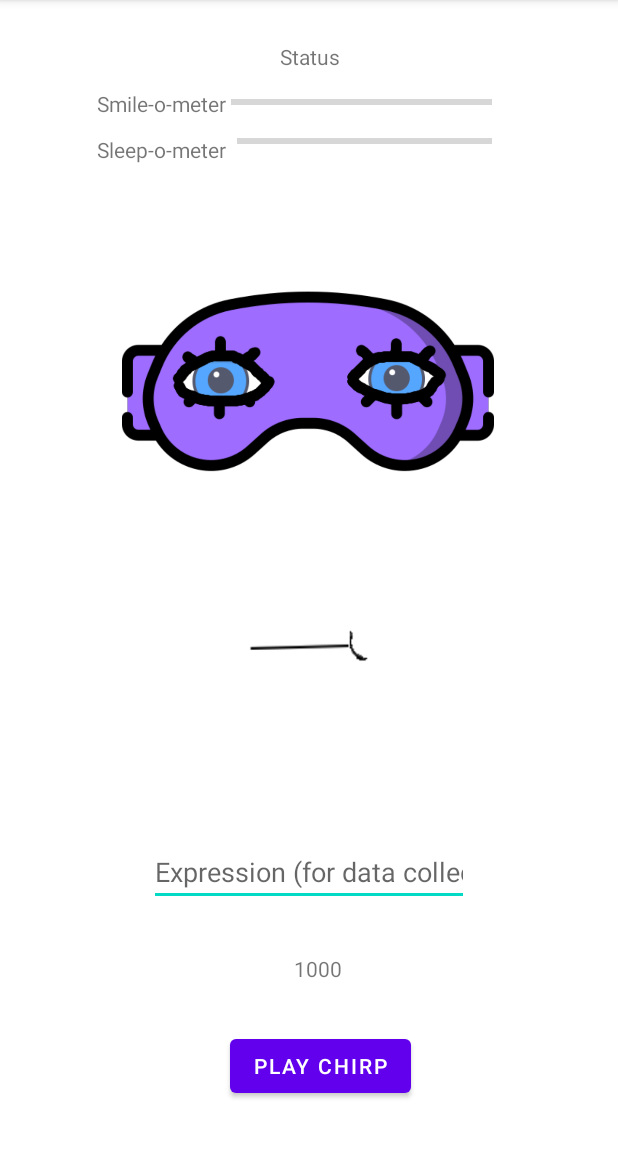
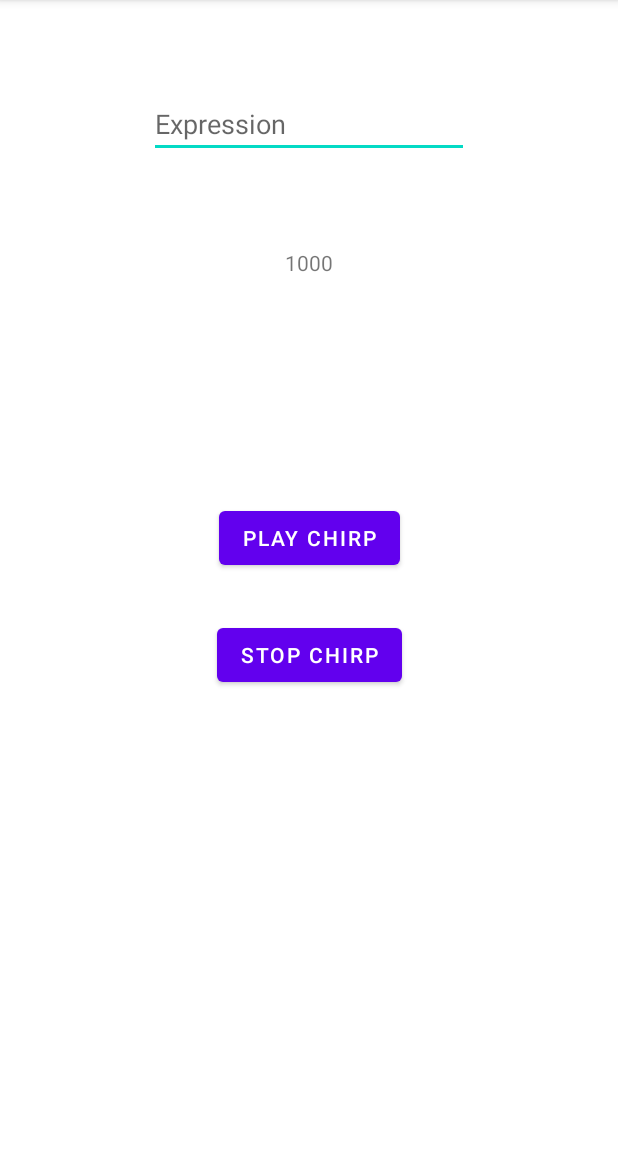
Before and after one commit to avijit-2001/Smile-Detection, an Android app: the screen it shows after launch (MainActivity), after a tap on "PLAY CHIRP", on a phone screen of 412 x 824 dp, the part 84-1236 px from its top. Run offline under Robolectric (Android 15) with nearby library versions, the phone set to English and light mode, and no system bars; libraries missing offline, so code that uses them is left out: com.github.psambit9791.jdsp, org.apache.commons; 13 statements that could not run were skipped.

Commit message:
Cross-correlation calculation

```diff
--- a/app/src/main/java/com/example/smiledetection/MainActivity.java
+++ b/app/src/main/java/com/example/smiledetection/MainActivity.java
@@ -16,6 +16,7 @@ import android.media.MediaPlayer;
 import android.media.MediaRecorder;
 import android.os.Build;
 import android.os.Bundle;
+import android.os.Handler;
 import android.util.Log;
 import android.widget.Button;
 import android.widget.EditText;
@@ -27,14 +28,13 @@ import android.widget.TextView;
 public class MainActivity extends AppCompatActivity {
 
     // CONSTANTS
-    double DURATION = 0.047;
+    double CHIRP_DURATION = 0.040;
+    double SILENCE_DURATION = 0.040;
     int SAMPLE_RATE = 44100;
-    int NUMBER_OF_SAMPLE = (int) (DURATION * SAMPLE_RATE);
+    int NUMBER_OF_SAMPLE = (int) ((2*SILENCE_DURATION + 2*CHIRP_DURATION) * SAMPLE_RATE);
     double[] sample = new double[NUMBER_OF_SAMPLE];
-    double F1 = 16000;
-    double F2 = 20000;
     byte[] GENERATED_SOUND = new byte[2 * NUMBER_OF_SAMPLE];
-    private int BUFFER_SIZE = 50000;
+    private int BUFFER_SIZE = 20000;
 
     //Phaser representation
     int NUMBER_OF_POINTS = 50;
@@ -47,6 +47,8 @@ public class MainActivity extends AppCompatActivity {
     // PLAYER
     AudioTrack audioTrack;
     AudioManager audioManager;
+    Thread recordingThread = null;
+    Thread consumingThread = null;
 
     //Display
     TextView textView;
@@ -67,11 +69,6 @@ public class MainActivity extends AppCompatActivity {
     private static final int WRITE_EXTERNAL_STORAGE_PERMISSION = 200;
 
 
-
-    //Counters
-    int SmileCounter=0, SleepCounter=0;
-    // Data Storage
-
     // PERMISSIONS
     private final String [] permissions = {Manifest.permission.RECORD_AUDIO,
             Manifest.permission.MANAGE_EXTERNAL_STORAGE,
@@ -81,10 +78,32 @@ public class MainActivity extends AppCompatActivity {
 
     void genTone(){
 
-        for (int i = 0; i < NUMBER_OF_SAMPLE; i++) {
-            double c = (F2 - F1) / DURATION;
-            sample[i] = Math.sin(2 * Math.PI * (c/2 * i/ SAMPLE_RATE + F1) * i/ SAMPLE_RATE);
+        double F11 = 16000, F12 = 17000, F21 = 17200, F22 = 18200;
+        double Ftone = 19000;
+        int j = 0;
+
+        for(int i=0; i < CHIRP_DURATION*SAMPLE_RATE; i++)
+        {
+            double c = 1000 / CHIRP_DURATION;
+            sample[j++] = Math.sin(2 * Math.PI * (c / 2 * i / SAMPLE_RATE + F11) * i / SAMPLE_RATE);
         }
+
+        for(int i=0; i < SILENCE_DURATION*SAMPLE_RATE; i++)
+        {
+            sample[j++] = 0;
+        }
+
+        for(int i=0; i < CHIRP_DURATION*SAMPLE_RATE; i++)
+        {
+            double c = 1000 / CHIRP_DURATION;
+            sample[j++] = Math.sin(2 * Math.PI * (c / 2 * i / SAMPLE_RATE + F21) * i / SAMPLE_RATE);
+        }
+
+        for(int i=0; i < SILENCE_DURATION*SAMPLE_RATE; i++)
+        {
+            sample[j++] = 0;
+        }
+
         int idx = 0;
         for (final double dVal : sample) {
             // scale to maximum amplitude
@@ -124,12 +143,20 @@ public class MainActivity extends AppCompatActivity {
 
         recorder.startRecording();
         isRecording = true;
-        Thread recordingThread = new Thread(new Runnable() {
+        recordingThread = new Thread(new Runnable() {
             public void run() {
                 writeAudioDataToBuffer();
             }
         }, "AudioRecorder Thread");
         recordingThread.start();
+
+        /*consumingThread = new Thread(new Runnable() {
+            @Override
+            public void run() {
+                consumeDataFromBuffer();
+            }
+        }, "BufferConsumerThread");
+        consumingThread.start();*/
     }
 
     private void writeAudioDataToBuffer() {
@@ -139,13 +166,19 @@ public class MainActivity extends AppCompatActivity {
             recorder.read(sData, 0, bufferElements2Rec);
             //Log.e("Record data", String.format("fData[100]:%f",sData[100]/(double)32768));
             //int e = circularBuffer.insertBuffer(sData);
+            consumeDataFromBuffer(sData);
+        }
+    }
 
-            //short[] dData = circularBuffer.consumeBuffer();
+    private void consumeDataFromBuffer(short[] sData){
+
+
+            //short[] sData = circularBuffer.consumeBuffer();
             double[] fData = new double[sData.length];
 
-            Filter filter = new Filter(15900,44100, Filter.PassType.Highpass,1);
-            for(int i=0; i< sData.length; i++){
-                float data = sData[i] / (float)32768 ;
+            Filter filter = new Filter(15900, 44100, Filter.PassType.Highpass, 1);
+            for (int i = 0; i < sData.length; i++) {
+                float data = sData[i] / (float) 32768;
                 filter.Update(data);
                 fData[i] = filter.getValue();
                 //fData[i] = sData[i] / (double)32768;
@@ -153,22 +186,23 @@ public class MainActivity extends AppCompatActivity {
             }
 
             signalProcessor.FourierTransform(sample, fData);
-            if(!FreqBinInitialized && iterator==POINTS_FOR_INITIAL){
+            if (!FreqBinInitialized && iterator == POINTS_FOR_INITIAL) {
                 signalProcessor.initializeFreq_Bin();
                 freqBin.post(new Runnable() {
                     public void run() {
                         freqBin.setText(Integer.toString(signalProcessor.FREQ_BIN));
                     }
-                });;
+                });
+                ;
                 FreqBinInitialized = true;
             }
 
-            if(!ThresholdInitialized && iterator==2*POINTS_FOR_INITIAL){
+            if (!ThresholdInitialized && iterator == 2 * POINTS_FOR_INITIAL) {
                 signalProcessor.initializeThresholds();
                 ThresholdInitialized = true;
             }
 
-            if(FreqBinInitialized && ThresholdInitialized){
+            /*if(FreqBinInitialized && ThresholdInitialized){
                 int status = signalProcessor.checkStatus();
                 if(status == 0){
                     textView.post(new Runnable() {
@@ -177,7 +211,7 @@ public class MainActivity extends AppCompatActivity {
                             sleepTracker.setImageResource(R.drawable.sleep);
                             smileTracker.setImageResource(R.drawable.normal);
                             if(md==null)
-                            md=MediaPlayer.create(getApplicationContext(), R.raw.sleepy);
+                                md=MediaPlayer.create(getApplicationContext(), R.raw.sleepy);
                             //md.start();
                             SleepCounter++;
                             smilometer.setProgress(SleepCounter);
@@ -205,8 +239,20 @@ public class MainActivity extends AppCompatActivity {
                         }
                     });
                 }
-            }
-            iterator = (iterator+1)%NUMBER_OF_POINTS;
+            }*/
+            iterator = (iterator + 1) % NUMBER_OF_POINTS;
+
+    }
+
+    private void stopRecording() {
+        // stops the recording activity
+        if (null != recorder) {
+            isRecording = false;
+            recorder.stop();
+            recorder.release();
+            recorder = null;
+            recordingThread = null;
+            consumingThread = null;
         }
     }
 
@@ -233,15 +279,8 @@ public class MainActivity extends AppCompatActivity {
         audioManager.setMode(AudioManager.MODE_IN_COMMUNICATION);
         audioManager.setSpeakerphoneOn(false);
 
-        textView = findViewById(R.id.textView);
         expression = findViewById(R.id.expression);
         freqBin = findViewById(R.id.freqBin);
-        sleepTracker=(ImageView)findViewById(R.id.sleep);
-        sleepTracker.setImageResource(R.drawable.awake);
-        smileTracker=(ImageView)findViewById(R.id.smile);
-        smileTracker.setImageResource(R.drawable.normal);
-        smilometer=(ProgressBar)findViewById(R.id.progressBarsmile);
-        sleepometer=(ProgressBar)findViewById(R.id.progressBarsleep);
 
         Button playChirp;
         playChirp = findViewById(R.id.playChirp);
@@ -255,16 +294,31 @@ public class MainActivity extends AppCompatActivity {
                 }
             });
             playThread.start();
+        });
 
-            startRecording();
+        Handler handler = new Handler();
+        handler.postDelayed(new Runnable() {
+            public void run() {
+                startRecording();
+            }
+        }, 20);
+
+        Button stopChirp = findViewById(R.id.stopChirp);
+        stopChirp.setOnClickListener(view -> {
+            audioTrack.stop();
+
+            Handler handler2 = new Handler();
+            handler2.postDelayed(new Runnable() {
+                public void run() {
+                    stopRecording();
+                }
+            }, 80);
         });
     }
 
     @Override
     protected void onDestroy() {
         super.onDestroy();
-        /*if (lineVisualizer != null)
-            lineVisualizer.release();*/
         if (audioTrack != null)
             audioTrack.release();
 
--- a/app/src/main/java/com/example/smiledetection/SignalProcessor.java
+++ b/app/src/main/java/com/example/smiledetection/SignalProcessor.java
@@ -7,6 +7,7 @@ import android.widget.TextView;
 
 import androidx.appcompat.app.AppCompatActivity;
 
+import com.github.psambit9791.jdsp.signal.CrossCorrelation;
 import com.github.psambit9791.jdsp.transform.DiscreteFourier;
 import com.github.psambit9791.jdsp.transform.Hilbert;
 
@@ -66,13 +67,26 @@ public class SignalProcessor extends AppCompatActivity {
         ThresInitialized = true;
         var = variance();
         thresBlink = 3*var;
-        thresSmile = 3*var;
-        thresTimeLow = 3;
+        thresSmile = 10*var;
+        thresTimeLow = 2;
         Log.d("initialization",String.format("variance: %f", var));
     }
 
-    void FourierTransform(double[] sample, double[] record)
+    void FourierTransform(double[] chirp, double[] record)
     {
+        CrossCorrelation cc = new CrossCorrelation(chirp, record);
+        double[] out = cc.crossCorrelate("valid");
+
+        int maxAt = 0;
+        for(int i=0; i<out.length; i++){
+            maxAt = out[i] > out[maxAt] ? i : maxAt;
+        }
+
+        double[] sample = new double[chirp.length - maxAt];
+        for(int i=maxAt; i<chirp.length; i++){
+            sample[i-maxAt] = chirp[i];
+        }
+
         Hilbert h = new Hilbert(sample);
         h.hilbertTransform();
         double[][] analyticSample = h.getOutput();
@@ -111,11 +125,11 @@ public class SignalProcessor extends AppCompatActivity {
         distCur = distances[iterator];
         iterator = (iterator+1)%NUMBER_OF_SAMPLE_POINTS;
 
-        if(BinInitialized && ThresInitialized && iterator == NUMBER_OF_INITIAL){
-            double[] v = prattNewton(initialPoints);
-            center[0] = v[0];
-            center[1] = v[1];
-        }
+//        if(BinInitialized && ThresInitialized && iterator == NUMBER_OF_INITIAL){
+//            double[] v = prattNewton(initialPoints);
+//            center[0] = v[0];
+//            center[1] = v[1];
+//        }
         //Log.e("SignalDimension", String.format("%d x %d",analyticSample.length, analyticSample[0].length));
         Log.d("SignalDistance", String.format("amplitude: %f, phase: %f, distance: %f", amplitude, angle, distCur));
 
@@ -187,14 +201,14 @@ public class SignalProcessor extends AppCompatActivity {
         if(distPre - distCur > thresBlink && countLow==0){
             countLow++;
         }
-        else if((countLow != 0) && (Math.abs(distCur - distPre) < 3*var)){
+        else if((countLow != 0) && (Math.abs(distCur - distPre) < 5*var)){
             countLow++;
         }
 
         if(countLow >= thresTimeLow)
         {
             status = 0;
-            //Log.e("Status", "Sleeping");
+            Log.e("Status", "Sleeping");
             countLow = 0;
             displayTime = 0;
             return status;
@@ -204,7 +218,7 @@ public class SignalProcessor extends AppCompatActivity {
         {
             status = 1;
             displayTime = 0;
-            //Log.e("Status","Smiling");
+            Log.e("Status","Smiling");
             return status;
         }
 
--- a/app/src/main/res/layout/activity_main.xml
+++ b/app/src/main/res/layout/activity_main.xml
@@ -6,50 +6,15 @@
     android:layout_height="match_parent"
     tools:context=".MainActivity">
 
-    <Button
-        android:id="@+id/playChirp"
+    <EditText
+        android:id="@+id/expression"
         android:layout_width="wrap_content"
         android:layout_height="wrap_content"
-        android:text="Play Chirp"
-        app:layout_constraintBottom_toBottomOf="parent"
+        android:layout_marginTop="60dp"
+        android:ems="10"
+        android:inputType="textPersonName"
+        android:hint="Expression"
         app:layout_constraintEnd_toEndOf="parent"
-        app:layout_constraintHorizontal_bias="0.526"
-        app:layout_constraintStart_toStartOf="parent"
-        app:layout_constraintTop_toBottomOf="@+id/textView"
-        app:layout_constraintVertical_bias="0.95" />
-
-    <TextView
-        android:id="@+id/textView"
-        android:layout_width="wrap_content"
-        android:layout_height="wrap_content"
-        android:layout_marginTop="28dp"
-        android:text="Status"
-        app:layout_constraintEnd_toEndOf="parent"
-        app:layout_constraintHorizontal_bias="0.501"
-        app:layout_constraintStart_toStartOf="parent"
-        app:layout_constraintTop_toTopOf="parent" />
-
-    <TextView
-        android:id="@+id/sleepometer"
-        android:layout_width="wrap_content"
-        android:layout_height="wrap_content"
-        android:layout_marginTop="80dp"
-        android:text="Sleep-o-meter"
-        app:layout_constraintBottom_toTopOf="@+id/sleep"
-        app:layout_constraintEnd_toEndOf="parent"
-        app:layout_constraintHorizontal_bias="0.198"
-        app:layout_constraintStart_toStartOf="parent"
-        app:layout_constraintTop_toTopOf="parent" />
-
-    <TextView
-        android:id="@+id/smilometer"
-        android:layout_width="wrap_content"
-        android:layout_height="wrap_content"
-        android:layout_marginTop="48dp"
-        android:text="Smile-o-meter"
-        app:layout_constraintBottom_toTopOf="@+id/sleepometer"
-        app:layout_constraintEnd_toEndOf="parent"
-        app:layout_constraintHorizontal_bias="0.198"
         app:layout_constraintStart_toStartOf="parent"
         app:layout_constraintTop_toTopOf="parent" />
 
@@ -57,76 +22,29 @@
         android:id="@+id/freqBin"
         android:layout_width="wrap_content"
         android:layout_height="wrap_content"
+        android:layout_marginTop="60dp"
         android:text="Freq Bin"
-        app:layout_constraintBottom_toTopOf="@+id/playChirp"
-        app:layout_constraintEnd_toEndOf="parent"
-        app:layout_constraintHorizontal_bias="0.516"
-        app:layout_constraintStart_toStartOf="parent"
-        app:layout_constraintTop_toBottomOf="@+id/textView"
-        app:layout_constraintVertical_bias="0.949" />
-
-    <ImageView
-        android:id="@+id/sleep"
-        android:layout_width="248dp"
-        android:layout_height="269dp"
-        android:layout_marginEnd="8dp"
-        android:src="@drawable/awake"
-        app:layout_constraintBottom_toTopOf="@+id/freqBin"
-        app:layout_constraintEnd_toEndOf="parent"
-
-        app:layout_constraintHorizontal_bias="0.522"
-        app:layout_constraintStart_toStartOf="parent"
-        app:layout_constraintTop_toBottomOf="@+id/textView"
-        app:layout_constraintVertical_bias="0.226"
-        tools:srcCompat="@drawable/awake" />
-
-    <ImageView
-        android:id="@+id/smile"
-        android:layout_width="191dp"
-        android:layout_height="191dp"
-        app:layout_constraintBottom_toTopOf="@+id/freqBin"
         app:layout_constraintEnd_toEndOf="parent"
         app:layout_constraintStart_toStartOf="parent"
-        app:layout_constraintTop_toBottomOf="@+id/textView"
-        app:layout_constraintVertical_bias="0.724"
-        tools:src="@tools:sample/backgrounds/scenic"
-        tools:srcCompat="@drawable/normal" />
+        app:layout_constraintTop_toBottomOf="@+id/expression" />
 
-    <ProgressBar
-        android:id="@+id/progressBarsmile"
-        style="?android:attr/progressBarStyleHorizontal"
-        android:layout_width="174dp"
-        android:layout_height="18dp"
-        android:layout_marginTop="12dp"
-        android:background="#03A9F4"
-        android:backgroundTint="#006A1278"
-        app:layout_constraintEnd_toEndOf="parent"
-        app:layout_constraintHorizontal_bias="0.035"
-        app:layout_constraintStart_toEndOf="@+id/smilometer"
-        app:layout_constraintTop_toBottomOf="@+id/textView" />
-
-    <ProgressBar
-        android:id="@+id/progressBarsleep"
-        style="?android:attr/progressBarStyleHorizontal"
-        android:layout_width="170dp"
-        android:layout_height="17dp"
-        android:layout_marginTop="8dp"
-        android:backgroundTint="#00BCD4"
-        app:layout_constraintEnd_toEndOf="parent"
-        app:layout_constraintHorizontal_bias="0.078"
-        app:layout_constraintStart_toEndOf="@+id/sleepometer"
-        app:layout_constraintTop_toBottomOf="@+id/progressBarsmile" />
-
-    <EditText
-        android:id="@+id/expression"
-        android:hint="Expression (for data collection)"
+    <Button
+        android:id="@+id/playChirp"
         android:layout_width="wrap_content"
         android:layout_height="wrap_content"
-        android:ems="10"
-        android:inputType="textPersonName"
-        app:layout_constraintBottom_toTopOf="@+id/freqBin"
+        android:layout_marginTop="150dp"
+        android:text="Play Chirp"
         app:layout_constraintEnd_toEndOf="parent"
         app:layout_constraintStart_toStartOf="parent"
-        app:layout_constraintTop_toBottomOf="@+id/smile" />
+        app:layout_constraintTop_toBottomOf="@+id/freqBin" />
 
+    <Button
+        android:id="@+id/stopChirp"
+        android:layout_width="wrap_content"
+        android:layout_height="wrap_content"
+        android:layout_marginTop="30dp"
+        android:text="Stop Chirp"
+        app:layout_constraintEnd_toEndOf="parent"
+        app:layout_constraintStart_toStartOf="parent"
+        app:layout_constraintTop_toBottomOf="@+id/playChirp" />
 </androidx.constraintlayout.widget.ConstraintLayout>
```
